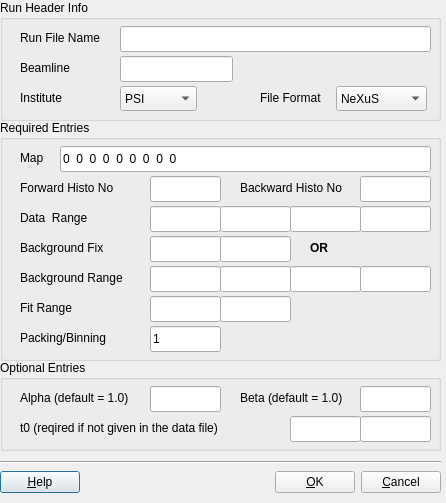
Old version of the form src/musredit/forms/PGetAsymmetryRunBlockDialog.ui in the repository aPeter1/musrfit-fork.
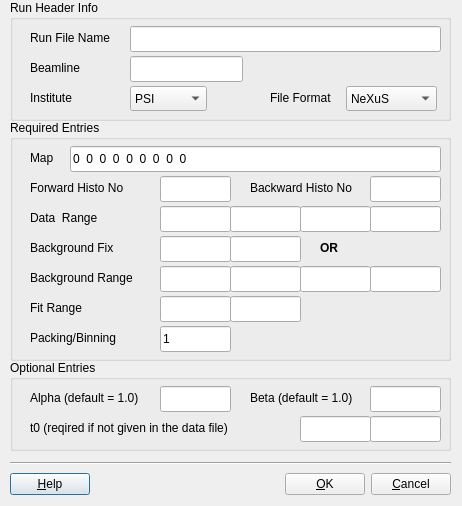
New version of the form. Icons and pictures are not drawn.

Patch:
```diff
--- a/src/musredit/forms/PGetAsymmetryRunBlockDialog.ui
+++ b/src/musredit/forms/PGetAsymmetryRunBlockDialog.ui
@@ -9,8 +9,8 @@
    <rect>
     <x>0</x>
     <y>0</y>
-    <width>446</width>
-    <height>503</height>
+    <width>462</width>
+    <height>506</height>
    </rect>
   </property>
   <property name="windowTitle">
@@ -23,7 +23,7 @@
   <widget class="QGroupBox" name="fRunHeaderInfo_groupBox">
    <property name="geometry">
     <rect>
-     <x>0</x>
+     <x>10</x>
      <y>0</y>
      <width>441</width>
      <height>121</height>
@@ -193,7 +193,7 @@
   <widget class="QGroupBox" name="fRequiredEntries_groupBox">
    <property name="geometry">
     <rect>
-     <x>0</x>
+     <x>10</x>
      <y>120</y>
      <width>441</width>
      <height>241</height>
@@ -495,7 +495,7 @@
   <widget class="QGroupBox" name="fOptionalEntries_groupBox">
    <property name="geometry">
     <rect>
-     <x>0</x>
+     <x>10</x>
      <y>360</y>
      <width>441</width>
      <height>91</height>
@@ -593,10 +593,10 @@
   <widget class="QWidget" name="layoutWidget">
    <property name="geometry">
     <rect>
-     <x>0</x>
+     <x>10</x>
      <y>460</y>
      <width>441</width>
-     <height>36</height>
+     <height>39</height>
     </rect>
    </property>
    <layout class="QVBoxLayout" name="verticalLayout">
```
